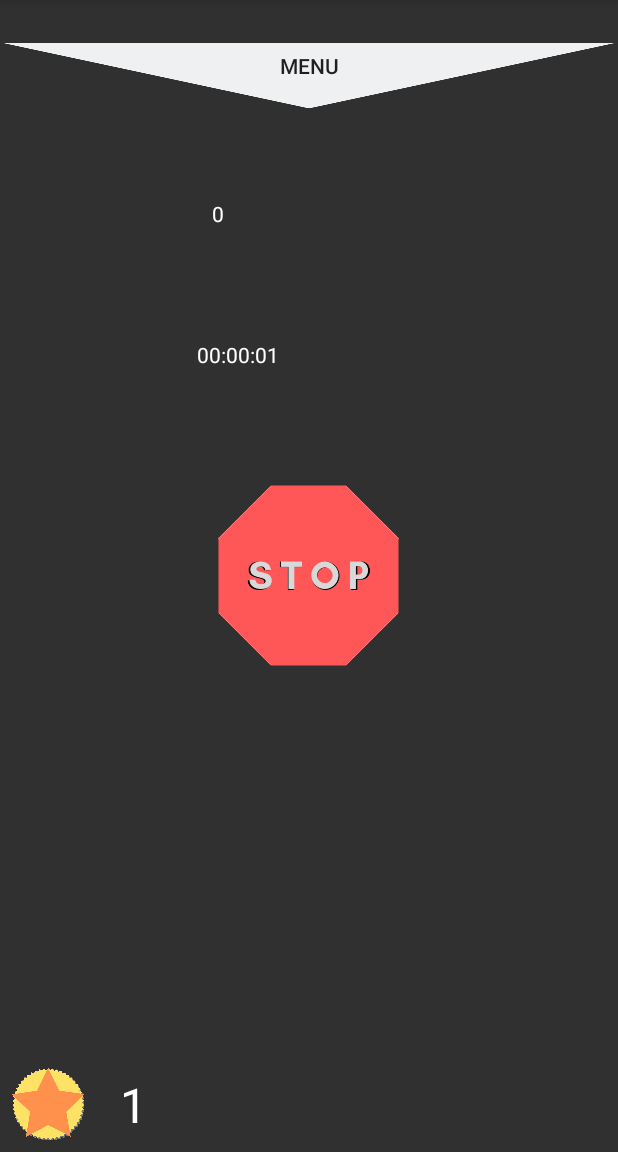
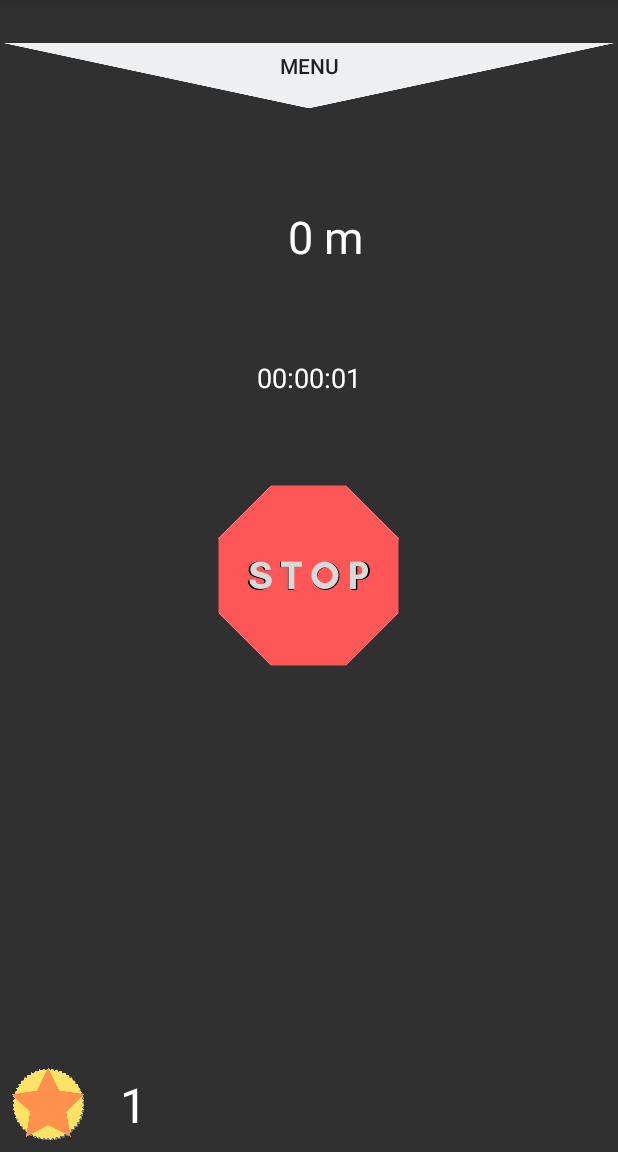
Before and after one commit to jnnuu/valuesport, an Android app: the screen it shows after launch (MainActivity), after a tap on an icon or button, on a phone screen of 412 x 824 dp, the part 84-1236 px from its top. Run offline under Robolectric (Android 15) with nearby library versions, the phone set to English and light mode, and no system bars.

Commit message:
Formatting distance and timer

```diff
--- a/app/src/main/java/com/example/valuesport/MainActivity.java
+++ b/app/src/main/java/com/example/valuesport/MainActivity.java
@@ -47,10 +47,11 @@ public class MainActivity extends AppCompatActivity implements PopupMenu.OnMenuI
     TextView distanceView;
     TextView timerView;
     long startTime = 0;
+    String distFormatted;
 
     //creates timer for app
     Handler timerHandler = new Handler();
-    Runnable timerRunnable = new Runnable() {
+    final Runnable timerRunnable = new Runnable() {
         @Override
         public void run() {
             long millis = System.currentTimeMillis() - startTime;
@@ -60,8 +61,18 @@ public class MainActivity extends AppCompatActivity implements PopupMenu.OnMenuI
             seconds = seconds % 60;
 
             //sets time and distance traveled into the views
-            distanceView.setText(String.format("%1$4.0f", mLocationService.getfullDistance()));
+            if(mLocationService.getfullDistance() < 1000){
+                distFormatted = String.format("%1$4.0f m", mLocationService.getfullDistance());
+            }
+            else{
+                float num1 = mLocationService.getfullDistance() / 1000;
+                distFormatted = String.format("%1$4.2f km", num1);
+            }
+
+            distanceView.setText(distFormatted);
             timerView.setText(String.format("%02d:%02d:%02d", hours, minutes, seconds));
+
+
             timerHandler.postDelayed(this, 500);
         }
     };
--- a/app/src/main/res/layout/activity_main.xml
+++ b/app/src/main/res/layout/activity_main.xml
@@ -55,7 +55,9 @@
         android:layout_marginEnd="8dp"
         android:layout_marginRight="8dp"
         android:layout_marginBottom="32dp"
+        android:gravity="center"
         android:textColor="@color/white"
+        android:textSize="18sp"
         app:layout_constraintBottom_toTopOf="@+id/startButton"
         app:layout_constraintEnd_toEndOf="parent"
         app:layout_constraintStart_toStartOf="parent" />
@@ -70,7 +72,9 @@
         android:layout_marginEnd="8dp"
         android:layout_marginRight="8dp"
         android:layout_marginBottom="8dp"
+        android:gravity="center"
         android:textColor="@color/white"
+        android:textSize="30sp"
         app:layout_constraintBottom_toTopOf="@+id/timerView"
         app:layout_constraintEnd_toEndOf="parent"
         app:layout_constraintStart_toStartOf="parent"
```
